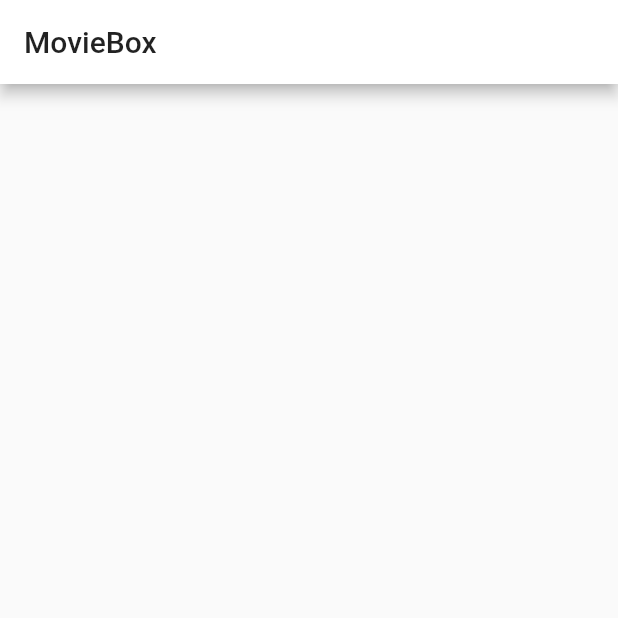
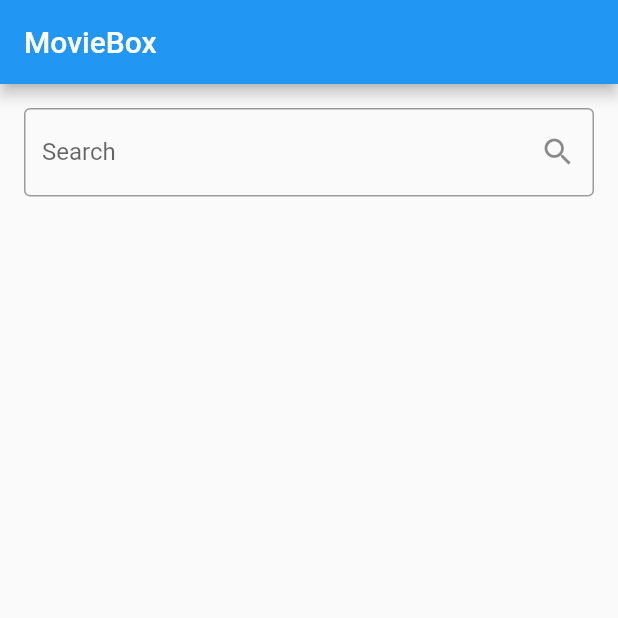
Before and after one commit to farzinmirzaie/moviebox_flutter, a Flutter app: the screen it shows after launch, on a phone screen of 412 x 824 dp, the top half of it. Run offline on Flutter 3.47's test engine with Material 2 defaults, Android fonts, the phone set to English and light mode, and no system bars.

Commit message:
Search input

```diff
--- a/lib/main.dart
+++ b/lib/main.dart
@@ -1,19 +1,11 @@
 import 'package:flutter/material.dart';
+import 'package:moviebox/pages/home.dart';
 
 void main() => runApp(MyApp());
 
 class MyApp extends StatelessWidget {
   @override
   Widget build(BuildContext context) {
-    return MaterialApp(
-        title: 'MovieBox',
-        theme: ThemeData(
-          primaryColor: Colors.white,
-        ),
-        home: Scaffold(
-          appBar: AppBar(
-            title: Text("MovieBox"),
-          ),
-        ));
+    return MaterialApp(title: 'MovieBox', home: HomePage());
   }
 }
--- /dev/null
+++ b/lib/pages/home.dart
@@ -0,0 +1,44 @@
+import 'package:flutter/material.dart';
+
+class HomePage extends StatefulWidget {
+  @override
+  _HomePageState createState() => _HomePageState();
+}
+
+class _HomePageState extends State<HomePage> {
+  TextEditingController _searchBoxController = TextEditingController();
+  String _errorMessage;
+
+  void search(String keyword) async {
+    if (keyword != null && keyword.length > 0) {
+    } else {
+      setState(() => _errorMessage = "Write something!");
+    }
+  }
+
+  @override
+  Widget build(BuildContext context) {
+    return Scaffold(
+      appBar: AppBar(
+        title: Text("MovieBox"),
+      ),
+      body: Padding(
+        padding: const EdgeInsets.all(16.0),
+        child: Column(
+          children: [
+            TextField(
+              controller: _searchBoxController,
+              onSubmitted: (keyword) => search(keyword.trim()),
+              onChanged: (keyword) => setState(() => _errorMessage = null),
+              decoration: InputDecoration(
+                  border: OutlineInputBorder(),
+                  labelText: 'Search',
+                  errorText: _errorMessage,
+                  suffixIcon: Icon(Icons.search)),
+            ),
+          ],
+        ),
+      ),
+    );
+  }
+}
```
